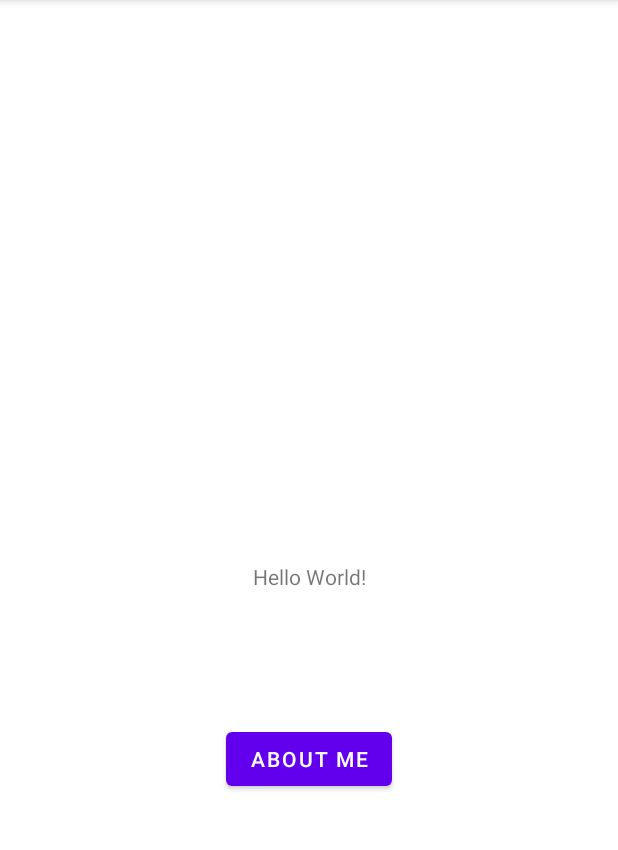
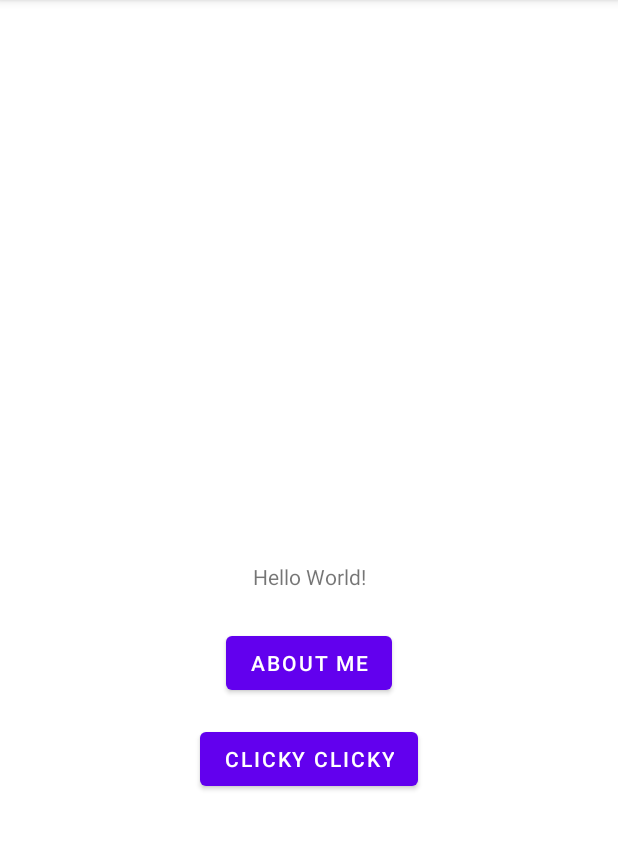
Before and after one commit to jamesocoder/cs5520, an Android app: the screen it shows after launch (MainActivity), on a phone screen of 412 x 824 dp, the part 84-934 px from its top. Run offline under Robolectric (Android 15) with nearby library versions, the phone set to English and light mode, and no system bars.

Commit message:
added Clicky Clicky button

```diff
--- a/app/src/main/res/layout/activity_main.xml
+++ b/app/src/main/res/layout/activity_main.xml
@@ -20,7 +20,7 @@
         android:id="@+id/button"
         android:layout_width="wrap_content"
         android:layout_height="wrap_content"
-        android:layout_marginTop="88dp"
+        android:layout_marginTop="24dp"
         android:onClick="displayMe"
         android:text="@string/about_me"
         app:layout_constraintEnd_toEndOf="parent"
@@ -28,4 +28,14 @@
         app:layout_constraintStart_toStartOf="parent"
         app:layout_constraintTop_toBottomOf="@+id/textView" />
 
+    <Button
+        android:id="@+id/a02"
+        android:layout_width="wrap_content"
+        android:layout_height="wrap_content"
+        android:layout_marginTop="16dp"
+        android:text="@string/a02"
+        app:layout_constraintEnd_toEndOf="parent"
+        app:layout_constraintStart_toStartOf="parent"
+        app:layout_constraintTop_toBottomOf="@+id/button" />
+
 </androidx.constraintlayout.widget.ConstraintLayout>
--- a/app/src/main/res/values/strings.xml
+++ b/app/src/main/res/values/strings.xml
@@ -1,4 +1,5 @@
 <resources>
     <string name="app_name">NUMAD22Sp_JamesOuk</string>
     <string name="about_me">About Me</string>
+    <string name="a02">Clicky Clicky</string>
 </resources>
```
Also changed, not shown: 8 other files.
